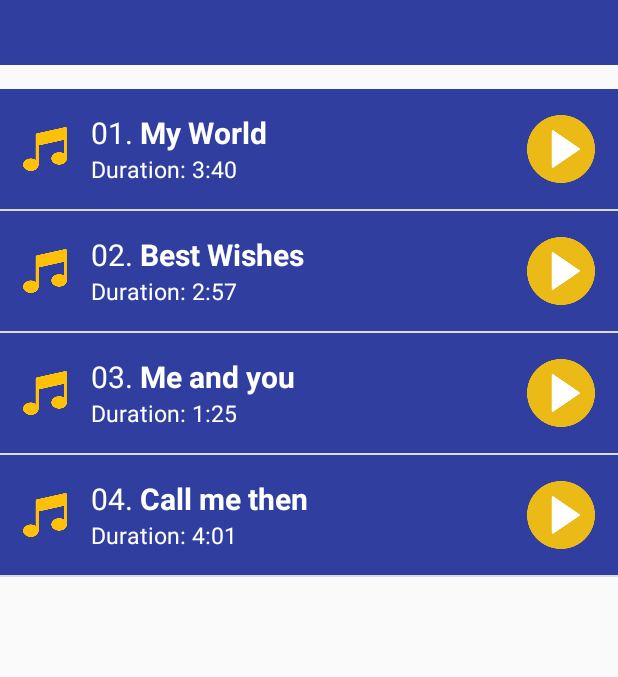
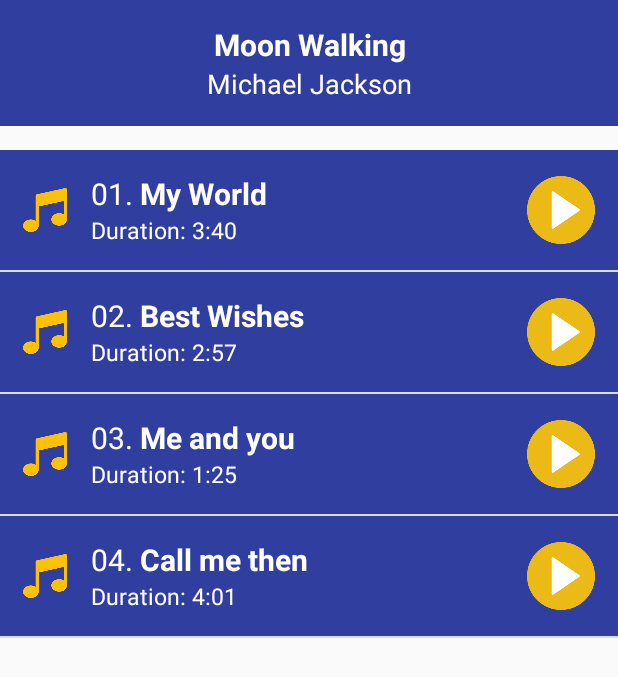
Before and after one commit to GregoryWilusz/ABND_BestMusicApp, an Android app: the AlbumsActivity screen opened directly, with no data from a screen before it, after a tap on "Moon Walking", on a phone screen of 412 x 824 dp. Shown: the top 677 px of the screen. Run offline under Robolectric (Android 15) with nearby library versions, the light colour scheme and no system bars; our stand-ins replace ButterKnife.

Commit message:
Added header, implemented Parcelable interface into Album class and passed the album data to the header

```diff
--- a/app/src/main/java/com/example/android/bestmusicapp/AlbumsActivity.java
+++ b/app/src/main/java/com/example/android/bestmusicapp/AlbumsActivity.java
@@ -24,7 +24,7 @@
         setContentView(R.layout.albums_list);
         ButterKnife.bind(this);
 
-        ArrayList<Album> albums = new ArrayList<Album>();
+        final ArrayList<Album> albums = new ArrayList<Album>();
 
         albums.add(new Album("Michael Jackson", "Moon Walking", "blabla"));
         albums.add(new Album("Michael Jackson", "Moon", "blablaa"));
@@ -47,7 +47,8 @@
 
                     Intent album1Intent = new Intent(AlbumsActivity.this, SongsActivity.class);
                     album1Intent.putParcelableArrayListExtra("songs", songs);
-                    Log.i("Song in Albums", "Song: " + songs);
+                    album1Intent.putExtra("album", albums.get(0));
+                    Log.i("Chosen album data", "Album: " + albums.get(0));
                     startActivity(album1Intent);
                 }
 //                if (position==1) {
--- a/app/src/main/java/com/example/android/bestmusicapp/SongsActivity.java
+++ b/app/src/main/java/com/example/android/bestmusicapp/SongsActivity.java
@@ -3,8 +3,11 @@
 import android.support.v4.app.NavUtils;
 import android.support.v7.app.AppCompatActivity;
 import android.os.Bundle;
+import android.util.Log;
 import android.view.View;
+import android.widget.Button;
 import android.widget.ListView;
+import android.widget.TextView;
 
 import java.util.ArrayList;
 
@@ -14,6 +17,9 @@
 public class SongsActivity extends AppCompatActivity {
 
     @BindView(R.id.songs_list) ListView songListView;
+    @BindView(R.id.navigate_back) Button backButton;
+    @BindView(R.id.song_list_header_album_title_text_view) TextView albumTitle;
+    @BindView(R.id.song_list_header_album_artist_text_view) TextView artistName;
 
     @Override
     protected void onCreate(Bundle savedInstanceState) {
@@ -21,9 +27,16 @@
         setContentView(R.layout.songs_list);
         ButterKnife.bind(this);
 
+        Album chosenAlbum = getIntent().getParcelableExtra("album");
+        Log.i("Chosen album data", "Album: " + chosenAlbum);
+        albumTitle.setText(chosenAlbum.getAlbumName());
+        artistName.setText(chosenAlbum.getArtistName());
+
         ArrayList<Song> songsList = getIntent().getParcelableArrayListExtra("songs");
         SongAdapter adapter = new SongAdapter(this, songsList);
         songListView.setAdapter(adapter);
+
+        backButton.setOnClickListener(myOnClickListener);
     }
 
     private View.OnClickListener myOnClickListener = new View.OnClickListener() {
--- a/app/src/main/res/layout/songs_list.xml
+++ b/app/src/main/res/layout/songs_list.xml
@@ -1,8 +1,11 @@
 <?xml version="1.0" encoding="utf-8"?>
-<LinearLayout xmlns:android="http://schemas.android.com/apk/res/android"
+<LinearLayout
+    xmlns:android="http://schemas.android.com/apk/res/android"
+    xmlns:tools="http://schemas.android.com/tools"
     android:layout_width="wrap_content"
     android:layout_height="match_parent"
-    android:orientation="vertical" >
+    android:orientation="vertical"
+    tools:context=".SongsActivity">
 
     <RelativeLayout
         android:id="@+id/song_list_header"
@@ -16,7 +19,7 @@
             android:layout_width="match_parent"
             android:layout_height="wrap_content"
             android:layout_alignParentTop="true"
-            android:paddingLeft="16dp"
+            android:textAlignment="center"
             android:paddingTop="16dp"
             android:textColor="@color/song_item_text_color"
             android:textSize="@dimen/album_title_text_size"
@@ -24,10 +27,11 @@
 
         <TextView
             android:id="@+id/song_list_header_album_artist_text_view"
+            android:layout_below="@+id/song_list_header_album_title_text_view"
             android:layout_width="match_parent"
             android:layout_height="wrap_content"
-            android:paddingLeft="16dp"
-            android:paddingTop="16dp"
+            android:textAlignment="center"
+            android:paddingBottom="16dp"
             android:textColor="@color/song_item_text_color"
             android:textSize="@dimen/album_artist_text_size" />
 
@@ -42,4 +46,11 @@
         android:layout_marginBottom="@dimen/activity_vertical_margin"
         android:layout_marginTop="@dimen/activity_vertical_margin" />
 
+    <Button
+        android:id="@+id/navigate_back"
+        android:background="@color/colorPrimaryDark"
+        android:layout_width="match_parent"
+        android:layout_height="wrap_content"
+        android:text="@string/back_button"/>
+
 </LinearLayout>
--- a/app/src/main/res/values/strings.xml
+++ b/app/src/main/res/values/strings.xml
@@ -12,6 +12,7 @@
     <!-- SongsList screen strings -->
     <string name="songs_screen">Search Music</string>
     <string name="duration_time">Duration:</string>
+    <string name="back_button">Back</string>
 
 
 </resources>
```
Also changed, not shown: app/src/main/java/com/example/android/bestmusicapp/Album.java (+31 -7 lines).
